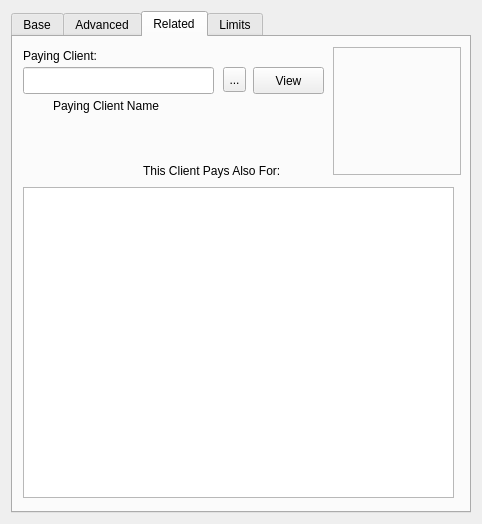
The window that squeeze/src/ui/editclient_widget.ui (lastprimenumbers/lemonpos) describes before a commit, drawn with Qt 5.
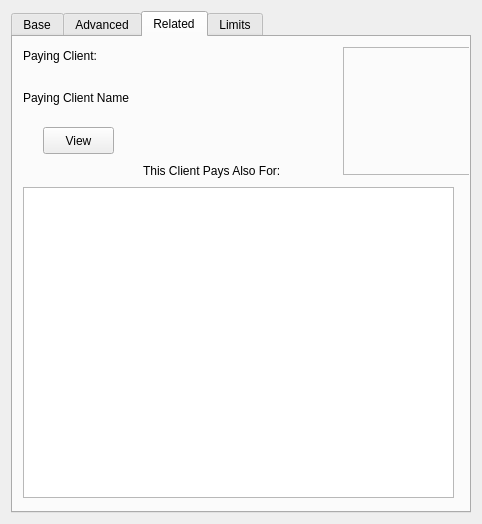
The same window after the commit. The open tabs and pages were chosen to show the change. Custom widgets are drawn as their Qt base class.

Commit message: Completato SearchCode.

Diff of the .ui file:
```diff
--- a/squeeze/src/ui/editclient_widget.ui
+++ b/squeeze/src/ui/editclient_widget.ui
@@ -424,25 +424,6 @@
       <attribute name="title">
        <string>Related</string>
       </attribute>
-      <widget class="MibitLineEdit" name="editParentClient">
-       <property name="geometry">
-        <rect>
-         <x>10</x>
-         <y>30</y>
-         <width>191</width>
-         <height>27</height>
-        </rect>
-       </property>
-       <property name="maximumSize">
-        <size>
-         <width>200</width>
-         <height>16777215</height>
-        </size>
-       </property>
-       <property name="toolTip">
-        <string>&lt;html&gt;&lt;head/&gt;&lt;body&gt;&lt;p&gt;Specifica il codice di un cliente da cui questo cliente attingerà i punti. &lt;/p&gt;&lt;p&gt;&amp;lt;br&amp;gt;&lt;/p&gt;&lt;p&gt;Se il cliente pagante è definito, i punti verranno sottratti a lui anzichè al cliente la cui tessera venga riconosciuta in cassa.&lt;/p&gt;&lt;/body&gt;&lt;/html&gt;</string>
-       </property>
-      </widget>
       <widget class="QLabel" name="label_7">
        <property name="geometry">
         <rect>
@@ -469,24 +450,11 @@
         <string>This Client Pays Also For:</string>
        </property>
       </widget>
-      <widget class="QToolButton" name="searchClientButton">
-       <property name="geometry">
-        <rect>
-         <x>210</x>
-         <y>30</y>
-         <width>23</width>
-         <height>25</height>
-        </rect>
-       </property>
-       <property name="text">
-        <string>...</string>
-       </property>
-      </widget>
       <widget class="QPushButton" name="viewClientButton">
        <property name="geometry">
         <rect>
-         <x>240</x>
-         <y>30</y>
+         <x>30</x>
+         <y>90</y>
          <width>71</width>
          <height>27</height>
         </rect>
@@ -498,7 +466,7 @@
       <widget class="QLabel" name="parentClientPhoto">
        <property name="geometry">
         <rect>
-         <x>320</x>
+         <x>330</x>
          <y>10</y>
          <width>128</width>
          <height>128</height>
@@ -532,15 +500,18 @@
       <widget class="QLabel" name="parentClientLabel">
        <property name="geometry">
         <rect>
-         <x>40</x>
-         <y>60</y>
-         <width>141</width>
-         <height>17</height>
+         <x>10</x>
+         <y>30</y>
+         <width>121</width>
+         <height>61</height>
         </rect>
        </property>
        <property name="text">
         <string>Paying Client Name</string>
        </property>
+       <property name="wordWrap">
+        <bool>true</bool>
+       </property>
       </widget>
       <widget class="QTableWidget" name="childrenTable">
        <property name="geometry">
@@ -552,6 +523,16 @@
         </rect>
        </property>
       </widget>
+      <widget class="SearchCode" name="editParentClient" native="true">
+       <property name="geometry">
+        <rect>
+         <x>150</x>
+         <y>10</y>
+         <width>171</width>
+         <height>101</height>
+        </rect>
+       </property>
+      </widget>
      </widget>
      <widget class="QWidget" name="limitsPage">
       <attribute name="title">
@@ -604,17 +585,23 @@
    <extends>QWidget</extends>
    <header>kdatewidget.h</header>
   </customwidget>
-  <customwidget>
-   <class>clienttag</class>
-   <extends>QWidget</extends>
-   <header location="global">clienttag.h</header>
-   <container>1</container>
-  </customwidget>
   <customwidget>
    <class>MibitLineEdit</class>
    <extends>QLineEdit</extends>
    <header>../../mibitWidgets/mibitlineedit.h</header>
   </customwidget>
+  <customwidget>
+   <class>clienttag</class>
+   <extends>QWidget</extends>
+   <header location="global">clienttag.h</header>
+   <container>1</container>
+  </customwidget>
+  <customwidget>
+   <class>SearchCode</class>
+   <extends>QWidget</extends>
+   <header location="global">searchcode.h</header>
+   <container>1</container>
+  </customwidget>
  </customwidgets>
  <resources/>
  <connections/>
```
Left out of the diff: 2 changed lines with no effect on the pictures. The commit also changes 12 other files.
